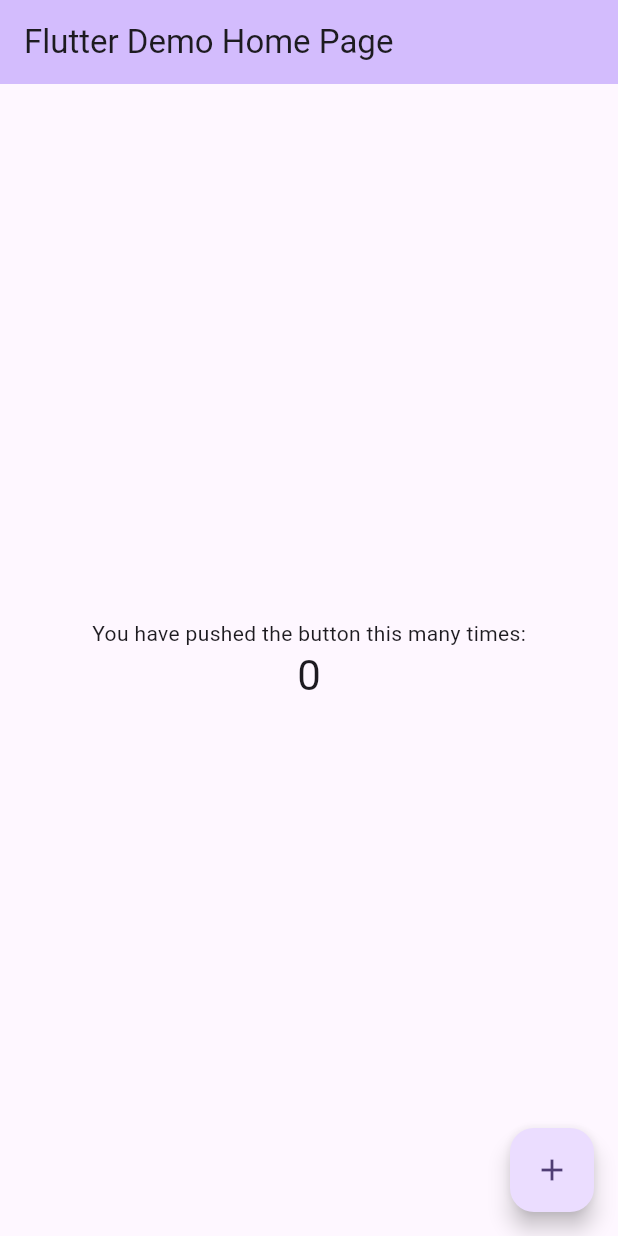
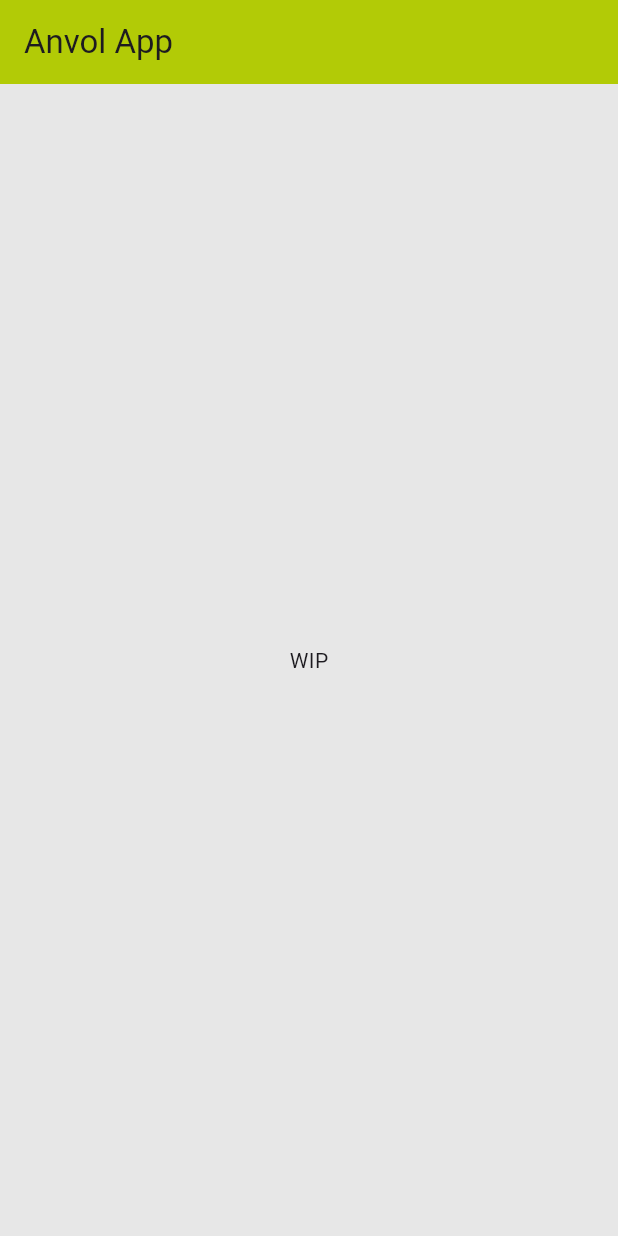
Before and after one commit to sdw2302/anvol_app, a Flutter app: the screen it shows after launch, on a phone screen of 412 x 824 dp. Run offline on Flutter 3.47's test engine with Material 2 defaults, Android fonts, the phone set to English and light mode, and no system bars; Roboto replaces fonts that are missing (Poppins).

Commit message:
font and colors applied

```diff
--- a/lib/main.dart
+++ b/lib/main.dart
@@ -1,69 +1,51 @@
 import 'package:flutter/material.dart';
 
-void main() {
-  runApp(const MyApp());
-}
+void main() => runApp(const MyApp());
 
 class MyApp extends StatelessWidget {
   const MyApp({super.key});
 
-  // This widget is the root of your application.
   @override
   Widget build(BuildContext context) {
     return MaterialApp(
-      title: 'Flutter Demo',
+      title: 'Anvol App',
       theme: ThemeData(
         colorScheme: ColorScheme.fromSeed(seedColor: Colors.deepPurple),
         useMaterial3: true,
+        fontFamily: 'Poppins',
       ),
-      home: const MyHomePage(title: 'Flutter Demo Home Page'),
+      home: const AnvolHomePage(title: 'Anvol App'),
     );
   }
 }
 
-class MyHomePage extends StatefulWidget {
-  const MyHomePage({super.key, required this.title});
+class AnvolHomePage extends StatefulWidget {
+  const AnvolHomePage({super.key, required this.title});
   final String title;
 
   @override
-  State<MyHomePage> createState() => _MyHomePageState();
+  State<AnvolHomePage> createState() => _AnvolHomePageState();
 }
 
-class _MyHomePageState extends State<MyHomePage> {
-  int _counter = 0;
-
-  void _incrementCounter() {
-    setState(() {
-      _counter++;
-    });
-  }
-
+class _AnvolHomePageState extends State<AnvolHomePage> {
   @override
   Widget build(BuildContext context) {
     return Scaffold(
       appBar: AppBar(
-        backgroundColor: Theme.of(context).colorScheme.inversePrimary,
+        backgroundColor: const Color(0xffB2CB06),
         title: Text(widget.title),
       ),
-      body: Center(
+      body: const Center(
         child: Column(
           mainAxisAlignment: MainAxisAlignment.center,
           children: <Widget>[
-            const Text(
-              'You have pushed the button this many times:',
-            ),
             Text(
-              '$_counter',
-              style: Theme.of(context).textTheme.headlineMedium,
+              'WIP',
             ),
           ],
         ),
       ),
-      floatingActionButton: FloatingActionButton(
-        onPressed: _incrementCounter,
-        tooltip: 'Increment',
-        child: const Icon(Icons.add),
-      ),
+      backgroundColor: const Color(0xffE7E7E7),
     );
   }
 }
```
